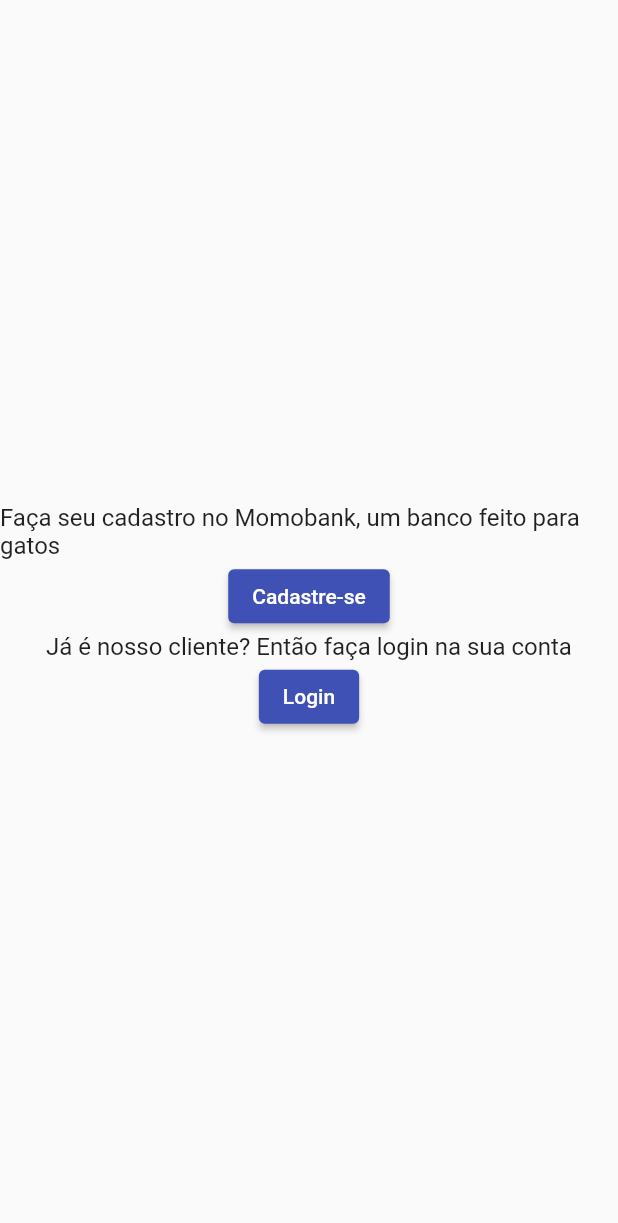
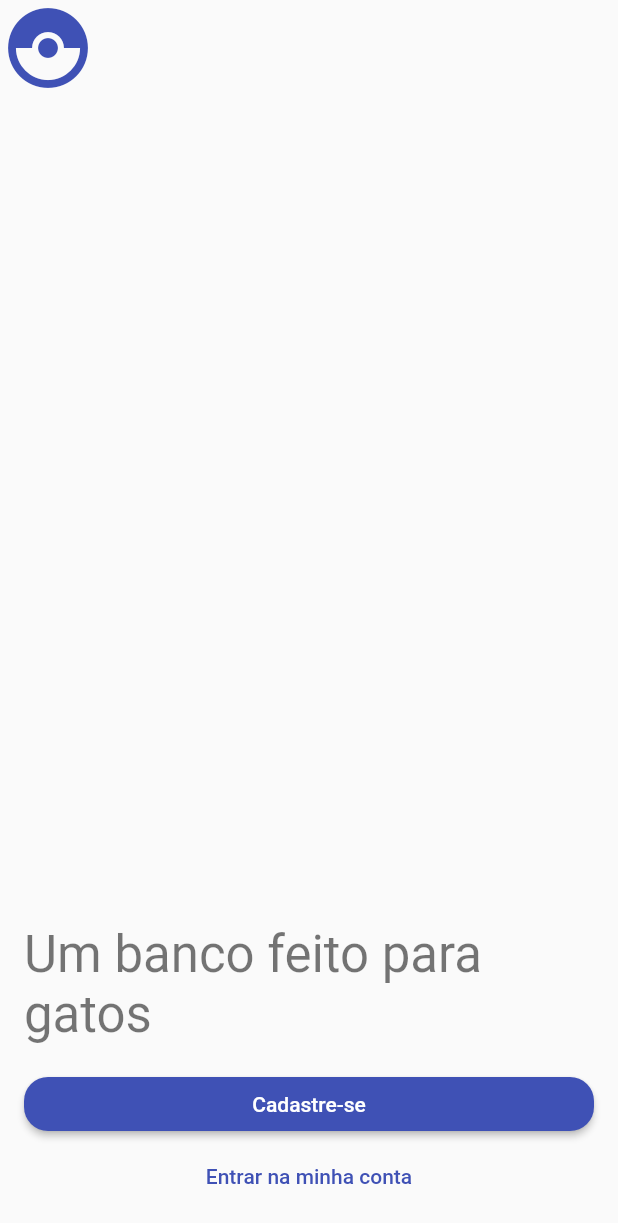
Before and after one commit to RMoroni/momo_bank_mobile, a Flutter app: the screen it shows after launch, on a phone screen of 412 x 824 dp. Shown: the top 1223 px of the screen. Run offline on Flutter 3.47's test engine with Material 2 defaults, Android fonts, the phone set to English and light mode, and no system bars; our stand-ins replace dartz, equatable, flutter_bloc, get_it.

Commit message:
ajustes na home

```diff
--- a/lib/main.dart
+++ b/lib/main.dart
@@ -17,6 +17,7 @@ class MyApp extends StatelessWidget {
   Widget build(BuildContext context) {
     return BlocProvider(
       create: (_) => AccountCubit(),
+      child: SafeArea(
         child: MaterialApp(
           title: 'Momobank',
           theme: ThemeData(
@@ -25,6 +26,7 @@ class MyApp extends StatelessWidget {
           home: HomeScreen(),
           routes: Routes.routes,
         ),
+      ),
     );
   }
 }
--- a/lib/src/ui/home/screens/home_screen_no_user.dart
+++ b/lib/src/ui/home/screens/home_screen_no_user.dart
@@ -10,35 +10,64 @@ class HomeScreenNoUser extends StatelessWidget {
 
   @override
   Widget build(BuildContext context) {
-    return Center(
+    return Column(
+      mainAxisAlignment: MainAxisAlignment.spaceBetween,
+      children: [
+        Row(
+          children: [
+            Icon(
+              Icons.catching_pokemon,
+              size: 64,
+              color: Theme.of(context).primaryColor,
+            ),
+          ],
+        ),
+        Padding(
+          padding: const EdgeInsets.symmetric(horizontal: 16, vertical: 16),
           child: Column(
-        mainAxisAlignment: MainAxisAlignment.center,
             children: [
               Text(
-            'Faça seu cadastro no Momobank, um banco feito para gatos',
-            style: Theme.of(context).textTheme.titleMedium,
+                'Um banco feito para gatos',
+                style: Theme.of(context).textTheme.headlineMedium,
               ),
-          ElevatedButton(
+              const SizedBox(height: 16,),
+              Row(
+                children: [
+                  Expanded(
+                    child: ElevatedButton(
                       onPressed: () {
                         navigator.pushNamed(
                           context: context,
                           route: Routes.signUp,
                         );
                       },
-            child: Text('Cadastre-se'),
+                      style: ButtonStyle(
+                        shape:
+                            MaterialStateProperty.all<RoundedRectangleBorder>(
+                          RoundedRectangleBorder(
+                            borderRadius: BorderRadius.circular(16.0),
                           ),
-          Text('Já é nosso cliente? Então faça login na sua conta', style: Theme.of(context).textTheme.titleMedium,),
-          ElevatedButton(
+                        ),
+                      ),
+                      child: const Text('Cadastre-se'),
+                    ),
+                  ),
+                ],
+              ),
+              TextButton(
                 onPressed: () {
                   navigator.pushNamed(
                     context: context,
                     route: Routes.signIn,
                   );
                 },
-            child: Text('Login'),
+                child: const Text('Entrar na minha conta'),
               ),
             ],
           ),
-    );;
+        ),
+      ],
+    );
+    ;
   }
 }
```
Also changed, not shown: 1 other file. Lines whose indentation alone changed are shown as unchanged.
